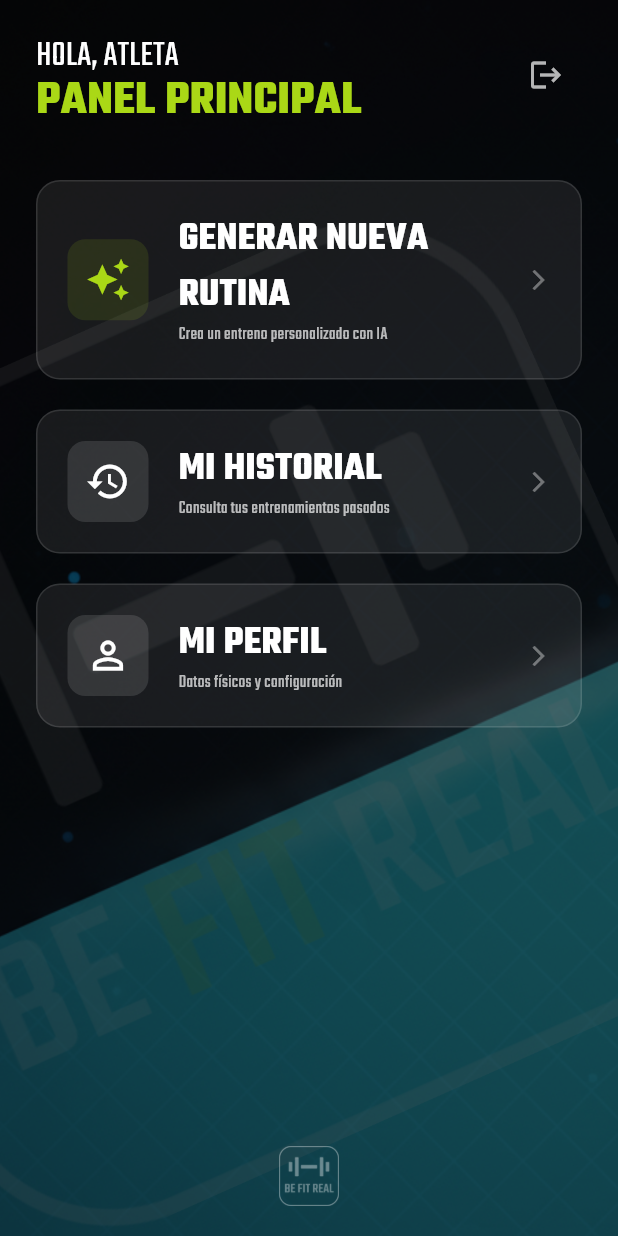
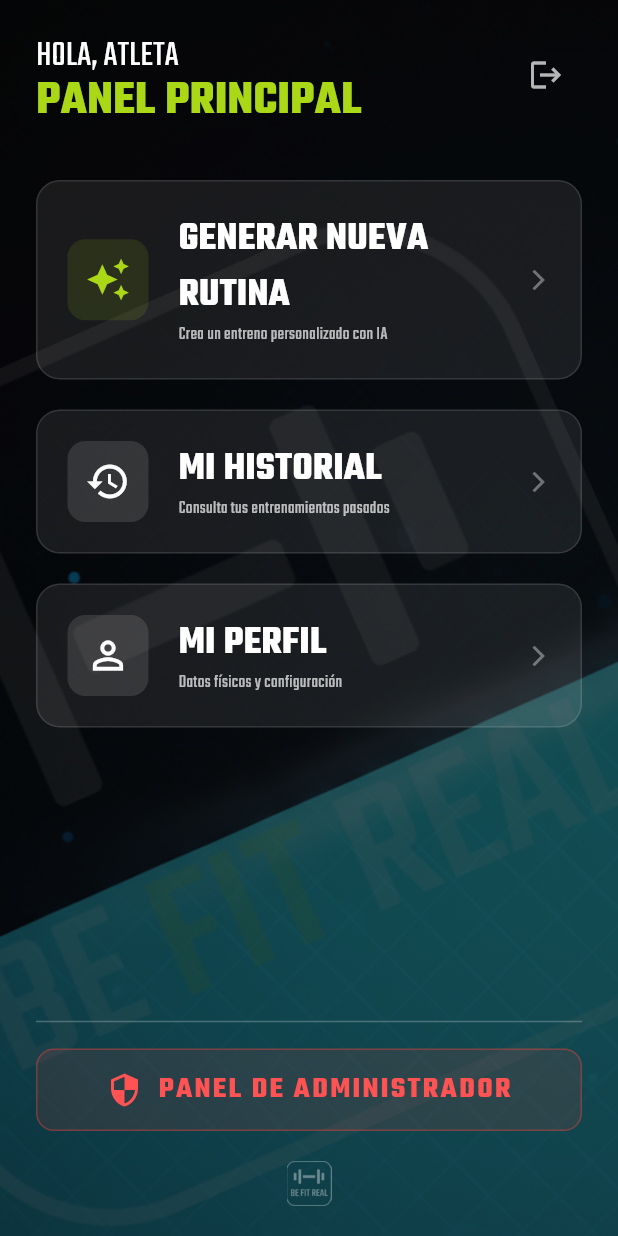
Before and after one commit to JesusMartinRobles/be_fit_real_dam, a Flutter app: the HomeScreen screen opened directly, on a phone screen of 412 x 824 dp. Run offline on Flutter 3.47's test engine with Material 3 defaults, Android fonts, the phone set to English and light mode, and no system bars; our stand-ins replace firebase_auth, firebase_core, google_fonts; accounts and stored records are empty.

Commit message:
Feat: Añadido acceso condicional al Panel de Administrador en Home

```diff
--- a/lib/screens/home_screen.dart
+++ b/lib/screens/home_screen.dart
@@ -2,10 +2,23 @@ import 'package:flutter/material.dart';
 import 'package:google_fonts/google_fonts.dart';
 import 'login_screen.dart'; // Para cerrar sesión
 import 'routine_form_screen.dart'; // El formulario de rutina
+import 'admin_screen.dart'; // <--- IMPORTANTE: La pantalla de Admin que crearemos luego
 import '../services/auth_service.dart';
 
-class HomeScreen extends StatelessWidget {
+class HomeScreen extends StatefulWidget {
   const HomeScreen({super.key});
+
+  @override
+  State<HomeScreen> createState() => _HomeScreenState();
+}
+
+class _HomeScreenState extends State<HomeScreen> {
+
+  // NOTA PARA MÍ:
+  // Esta variable simula si el usuario es Admin.
+  // MÁS ADELANTE: Esto vendrá de la base de datos de Firebase.
+  // Por ahora lo pongo en 'false' para poder programar la pantalla.
+  bool _isAdmin = true;
 
   // Método para cerrar sesión
   void _logout(BuildContext context) async {
@@ -62,10 +75,9 @@ class HomeScreen extends StatelessWidget {
 
                 const SizedBox(height: 40),
 
-                // --- BOTONES DEL MENÚ ---
-                // Uso Expanded para que ocupen el espacio disponible
+                // --- MENÚ PRINCIPAL ---
 
-                // 1. GENERAR RUTINA (El más grande e importante)
+                // 1. GENERAR RUTINA
                 _buildMenuCard(
                   context,
                   title: "GENERAR NUEVA RUTINA",
@@ -73,7 +85,6 @@ class HomeScreen extends StatelessWidget {
                   icon: Icons.auto_awesome,
                   color: primaryColor,
                   onTap: () {
-                    // Navegamos al formulario
                     Navigator.of(context).push(
                       MaterialPageRoute(builder: (_) => const RoutineFormScreen()),
                     );
@@ -90,7 +101,6 @@ class HomeScreen extends StatelessWidget {
                   icon: Icons.history,
                   color: Colors.white,
                   onTap: () {
-                    // TODO: Ir a historial
                     debugPrint("Ir a historial");
                   },
                 ),
@@ -105,16 +115,57 @@ class HomeScreen extends StatelessWidget {
                   icon: Icons.person_outline,
                   color: Colors.white,
                   onTap: () {
-                    // TODO: Ir a perfil
                     debugPrint("Ir a perfil");
                   },
                 ),
 
                 const Spacer(),
 
-                // Logo pequeño abajo para marca
+                // --- ZONA ADMIN (SOLO VISIBLE SI _isAdmin es true) ---
+                if (_isAdmin) ...[
+                  const Divider(color: Colors.white24), // Línea separadora
+                  const SizedBox(height: 10),
+
+                  // Botón especial de Admin
+                  InkWell(
+                    onTap: () {
+                      // NAVEGACIÓN: Ir al Panel de Admin
+                      Navigator.of(context).push(
+                        MaterialPageRoute(builder: (_) => const AdminScreen()),
+                      );
+                    },
+                    borderRadius: BorderRadius.circular(12),
+                    child: Container(
+                      padding: const EdgeInsets.symmetric(vertical: 12, horizontal: 16),
+                      decoration: BoxDecoration(
+                        color: Colors.red.withAlpha(30), // Fondo rojizo para destacar
+                        borderRadius: BorderRadius.circular(12),
+                        border: Border.all(color: Colors.red.withAlpha(100)),
+                      ),
+                      child: Row(
+                        mainAxisAlignment: MainAxisAlignment.center,
+                        children: [
+                          const Icon(Icons.security, color: Colors.redAccent),
+                          const SizedBox(width: 10),
+                          Text(
+                            "PANEL DE ADMINISTRADOR",
+                            style: GoogleFonts.teko(
+                              color: Colors.redAccent,
+                              fontSize: 20,
+                              fontWeight: FontWeight.bold,
+                              letterSpacing: 1.5
+                            ),
+                          ),
+                        ],
+                      ),
+                    ),
+                  ),
+                  const SizedBox(height: 20),
+                ],
+
+                // Logo pequeño marca de agua
                 Center(
-                  child: Image.asset('assets/images/logo_white.png', height: 40, color: Colors.white38),
+                  child: Image.asset('assets/images/logo_white.png', height: 30, color: Colors.white38),
                 ),
               ],
             ),
@@ -138,23 +189,21 @@ class HomeScreen extends StatelessWidget {
       child: Container(
         padding: const EdgeInsets.all(20),
         decoration: BoxDecoration(
-          color: Colors.white.withAlpha(20), // Fondo cristal muy sutil
+          color: Colors.white.withAlpha(20),
           borderRadius: BorderRadius.circular(16),
           border: Border.all(color: Colors.white.withAlpha(30)),
         ),
         child: Row(
           children: [
-            // Icono grande
             Container(
               padding: const EdgeInsets.all(12),
               decoration: BoxDecoration(
-                color: color.withAlpha(30), // Fondo del icono tintado
+                color: color.withAlpha(30),
                 borderRadius: BorderRadius.circular(12),
               ),
               child: Icon(icon, color: color, size: 30),
             ),
             const SizedBox(width: 20),
-            // Textos
             Expanded(
               child: Column(
                 crossAxisAlignment: CrossAxisAlignment.start,
@@ -164,8 +213,7 @@ class HomeScreen extends StatelessWidget {
                 ],
               ),
             ),
-            // Flechita
-            Icon(Icons.arrow_forward_ios, color: Colors.white38, size: 16),
+            const Icon(Icons.arrow_forward_ios, color: Colors.white38, size: 16),
           ],
         ),
       ),
```
Also changed, not shown: lib/screens/admin_screen.dart (added, +170 -0 lines).
